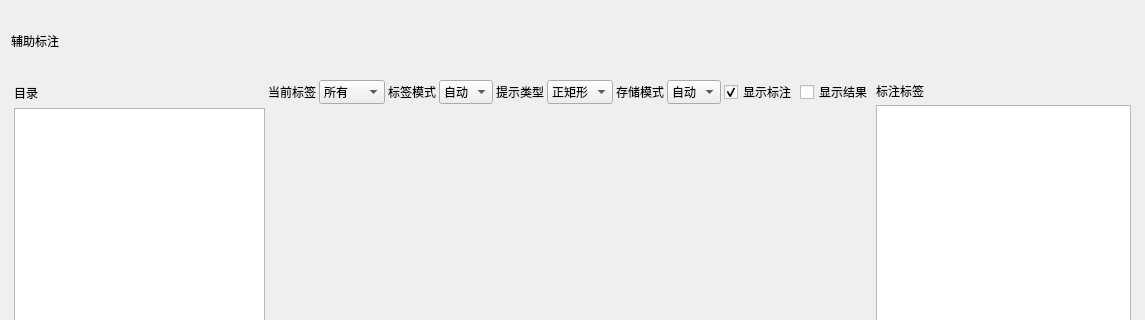
First picture: the form in VisionAIFlowApp/AnnoForms/YoloEAnnoForm/YoloeLabelForm.ui, repository HaiwenMeng/VisionAIFlowV1, before the edit; both pictures show x 0 to 1145 and y 0 to 320 of the 1145 by 955 pixel window.
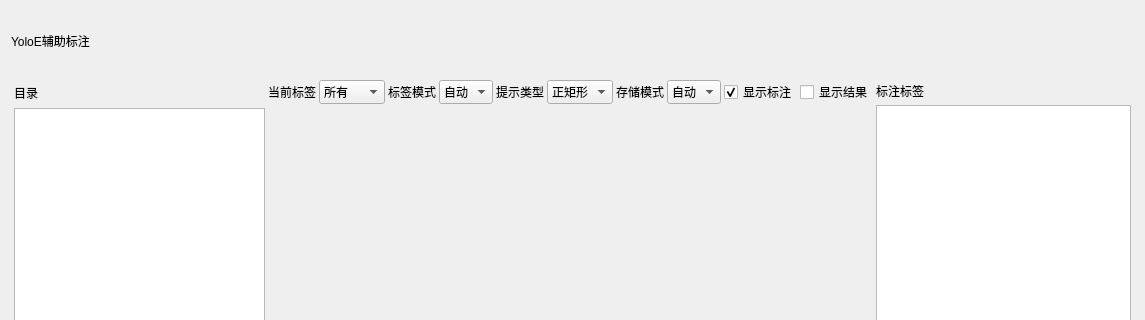
Second picture: the form after the edit. Icons and pictures are not drawn. Custom widgets are drawn as their Qt base class.

```diff
--- a/VisionAIFlowApp/AnnoForms/YoloEAnnoForm/YoloeLabelForm.ui
+++ b/VisionAIFlowApp/AnnoForms/YoloEAnnoForm/YoloeLabelForm.ui
@@ -34,7 +34,7 @@
         <string notr="true">font: 18pt &quot;微软雅黑&quot;;</string>
        </property>
        <property name="text">
-        <string>辅助标注</string>
+        <string>YoloE辅助标注</string>
        </property>
       </widget>
      </item>
```
Left out of the diff: 38 changed lines with no effect on the pictures.
